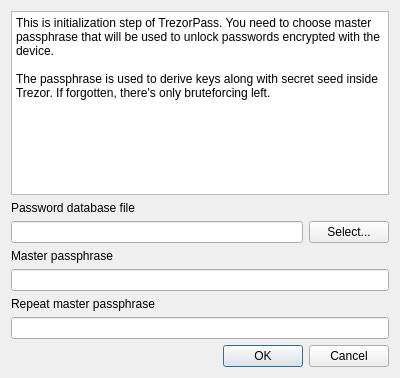
Before: the Qt Designer form initialize_dialog.ui in 8go/TrezorPass, drawn with Qt 5.
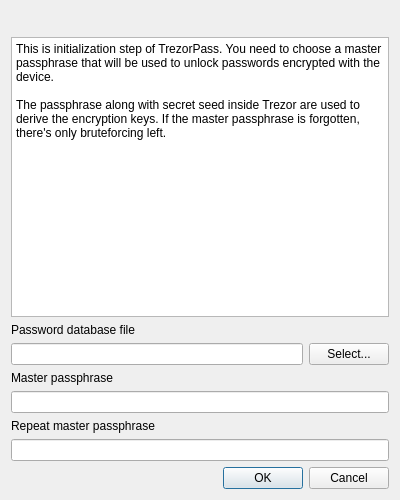
After: the same form once the commit is applied. Icons and pictures are not drawn.

Diff of the .ui file:
```diff
--- a/initialize_dialog.ui
+++ b/initialize_dialog.ui
@@ -7,7 +7,7 @@
     <x>0</x>
     <y>0</y>
     <width>400</width>
-    <height>378</height>
+    <height>500</height>
    </rect>
   </property>
   <property name="maximumSize">
@@ -24,6 +24,58 @@
     <normaloff>icons/TrezorPass.svg</normaloff>icons/TrezorPass.svg</iconset>
   </property>
   <layout class="QVBoxLayout" name="verticalLayout">
+   <item>
+    <layout class="QHBoxLayout" name="horizontalLayout_2">
+     <item>
+      <spacer name="horizontalSpacer">
+       <property name="orientation">
+        <enum>Qt::Horizontal</enum>
+       </property>
+       <property name="sizeHint" stdset="0">
+        <size>
+         <width>40</width>
+         <height>20</height>
+        </size>
+       </property>
+      </spacer>
+     </item>
+     <item>
+      <widget class="QLabel" name="label_4">
+       <property name="maximumSize">
+        <size>
+         <width>98</width>
+         <height>128</height>
+        </size>
+       </property>
+       <property name="text">
+        <string/>
+       </property>
+       <property name="pixmap">
+        <pixmap>icons/TrezorPass.svg</pixmap>
+       </property>
+       <property name="scaledContents">
+        <bool>true</bool>
+       </property>
+       <property name="alignment">
+        <set>Qt::AlignCenter</set>
+       </property>
+      </widget>
+     </item>
+     <item>
+      <spacer name="horizontalSpacer_2">
+       <property name="orientation">
+        <enum>Qt::Horizontal</enum>
+       </property>
+       <property name="sizeHint" stdset="0">
+        <size>
+         <width>40</width>
+         <height>20</height>
+        </size>
+       </property>
+      </spacer>
+     </item>
+    </layout>
+   </item>
    <item>
     <widget class="QTextBrowser" name="textBrowser">
      <property name="focusPolicy">
@@ -34,9 +86,9 @@
 &lt;html&gt;&lt;head&gt;&lt;meta name=&quot;qrichtext&quot; content=&quot;1&quot; /&gt;&lt;style type=&quot;text/css&quot;&gt;
 p, li { white-space: pre-wrap; }
 &lt;/style&gt;&lt;/head&gt;&lt;body style=&quot; font-family:'Cantarell'; font-size:11pt; font-weight:400; font-style:normal;&quot;&gt;
-&lt;p style=&quot; margin-top:0px; margin-bottom:0px; margin-left:0px; margin-right:0px; -qt-block-indent:0; text-indent:0px;&quot;&gt;&lt;span style=&quot; font-family:'DejaVu Sans'; font-size:9pt;&quot;&gt;This is initialization step of TrezorPass. You need to choose master passphrase that will be used to unlock passwords encrypted with the device.&lt;/span&gt;&lt;/p&gt;
+&lt;p style=&quot; margin-top:0px; margin-bottom:0px; margin-left:0px; margin-right:0px; -qt-block-indent:0; text-indent:0px;&quot;&gt;&lt;span style=&quot; font-family:'DejaVu Sans'; font-size:9pt;&quot;&gt;This is initialization step of TrezorPass. You need to choose a master passphrase that will be used to unlock passwords encrypted with the device.&lt;/span&gt;&lt;/p&gt;
 &lt;p style=&quot;-qt-paragraph-type:empty; margin-top:0px; margin-bottom:0px; margin-left:0px; margin-right:0px; -qt-block-indent:0; text-indent:0px; font-family:'DejaVu Sans'; font-size:9pt;&quot;&gt;&lt;br /&gt;&lt;/p&gt;
-&lt;p style=&quot; margin-top:0px; margin-bottom:0px; margin-left:0px; margin-right:0px; -qt-block-indent:0; text-indent:0px;&quot;&gt;&lt;span style=&quot; font-family:'DejaVu Sans'; font-size:9pt;&quot;&gt;The passphrase is used to derive keys along with secret seed inside Trezor. If forgotten, there's only bruteforcing left.&lt;/span&gt;&lt;/p&gt;&lt;/body&gt;&lt;/html&gt;</string>
+&lt;p style=&quot; margin-top:0px; margin-bottom:0px; margin-left:0px; margin-right:0px; -qt-block-indent:0; text-indent:0px;&quot;&gt;&lt;span style=&quot; font-family:'DejaVu Sans'; font-size:9pt;&quot;&gt;The passphrase along with secret seed inside Trezor are used to derive the encryption keys. If the master passphrase is forgotten, there's only bruteforcing left.&lt;/span&gt;&lt;/p&gt;&lt;/body&gt;&lt;/html&gt;</string>
      </property>
     </widget>
    </item>
```
